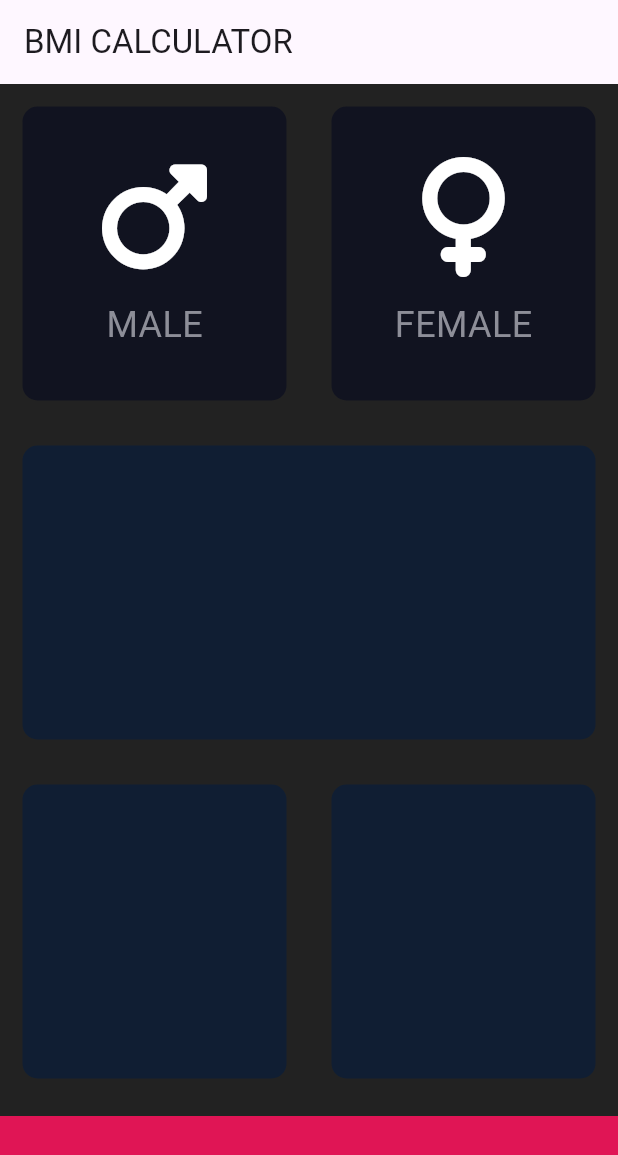
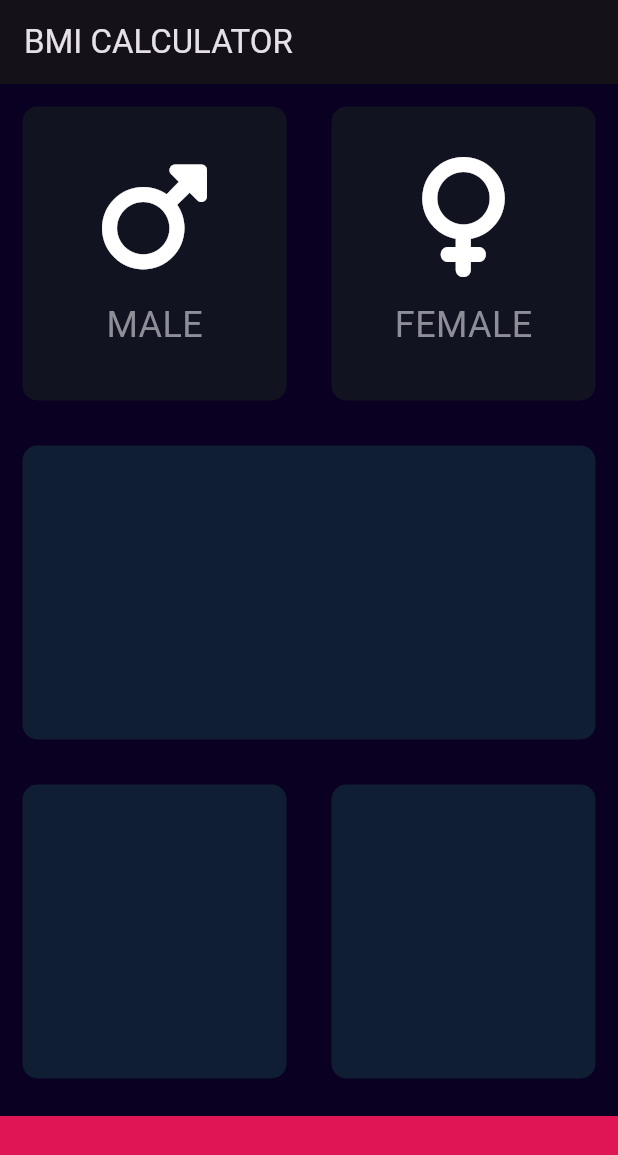
Before and after one commit to yeganeh0000/expanded_widget, a Flutter app: the screen it shows after launch, on a phone screen of 412 x 824 dp. Shown: the top 1155 px of the screen. Run offline on Flutter 3.47's test engine with Material 3 defaults, Android fonts, the phone set to English and light mode, and no system bars; our stand-ins replace font_awesome_flutter.

Commit message:
fix color

```diff
--- a/lib/input_page.dart
+++ b/lib/input_page.dart
@@ -27,7 +27,6 @@ class _InputPageState extends State<InputPage> {
   @override
   Widget build(BuildContext context) {
     return Scaffold(
-      backgroundColor: Colors.black87,
       appBar: AppBar(
         title:Text("BMI CALCULATOR") ,
       ),
--- a/lib/main.dart
+++ b/lib/main.dart
@@ -14,12 +14,9 @@ class MyApp extends StatelessWidget {
   @override
   Widget build(BuildContext context) {
     return MaterialApp(
-      title: 'Flutter Demo',
-      theme: ThemeData(
-
-
-        colorScheme: ColorScheme.fromSeed(seedColor: Colors.deepPurple),
-        useMaterial3: true,
+      theme: ThemeData.dark().copyWith(
+        primaryColor: Color(0xFF0A0022),
+        scaffoldBackgroundColor: Color(0xFF0A0022)
       ),
       home: const InputPage(),
     );
```
